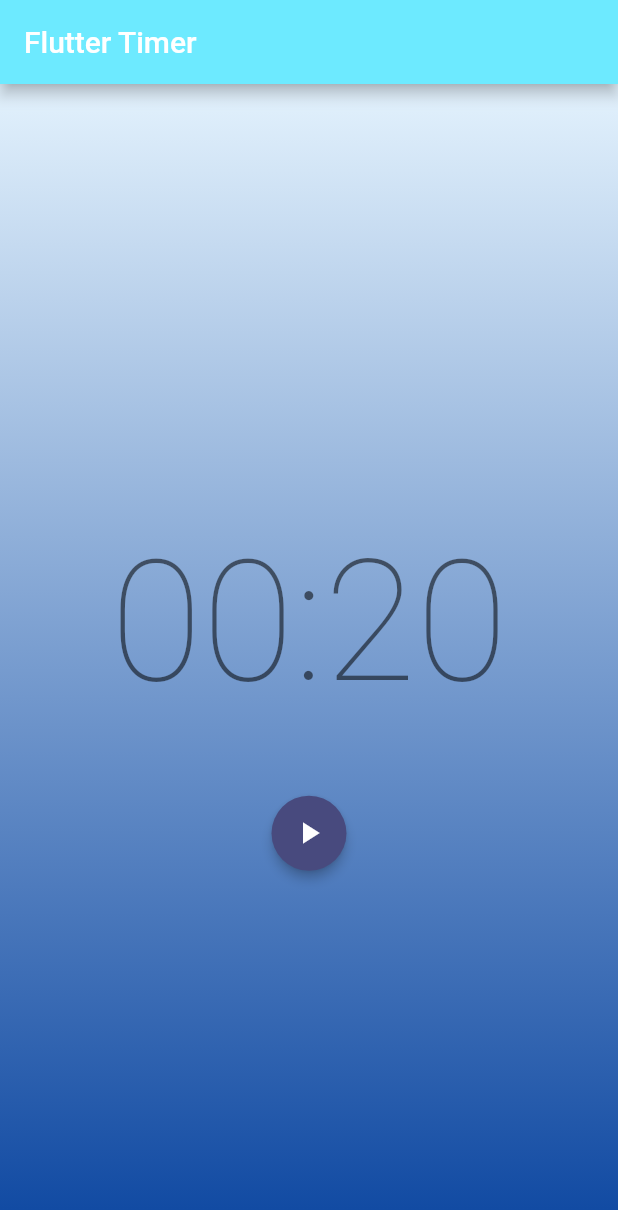
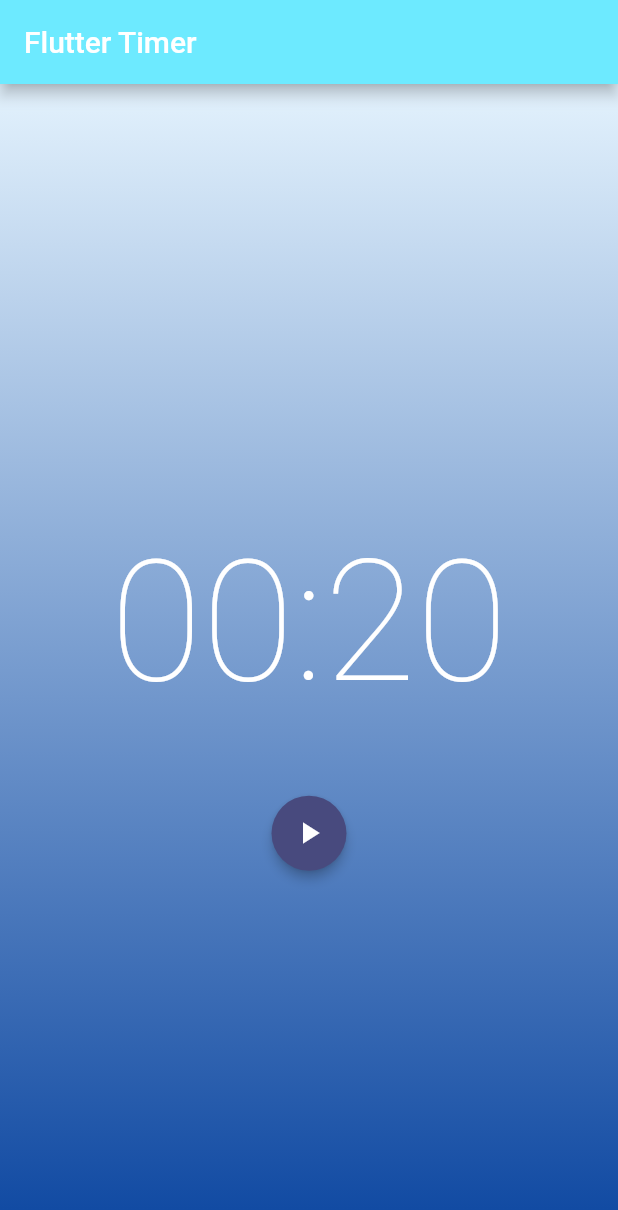
Before and after one commit to Cyrille-Dakhlia/flutter-training-timer-app, a Flutter app: the screen it shows after launch, on a phone screen of 412 x 824 dp. Shown: the top 1210 px of the screen. Run offline on Flutter 3.47's test engine with Material 2 defaults, Android fonts, the phone set to English and light mode, and no system bars; our stand-ins replace bloc, equatable, flutter_bloc.

Commit message:
refacto: change timer text style

```diff
--- a/lib/timer/view/timer_page.dart
+++ b/lib/timer/view/timer_page.dart
@@ -83,7 +83,10 @@ class TimerText extends StatelessWidget {
     return Center(
       child: Text(
         '$minutesString:$secondsString',
-        style: Theme.of(context).textTheme.headline1,
+        style: Theme.of(context).textTheme.headline1?.copyWith(
+              color: Colors.white,
+              fontWeight: FontWeight.w200,
+            ),
       ),
     );
   }
```
